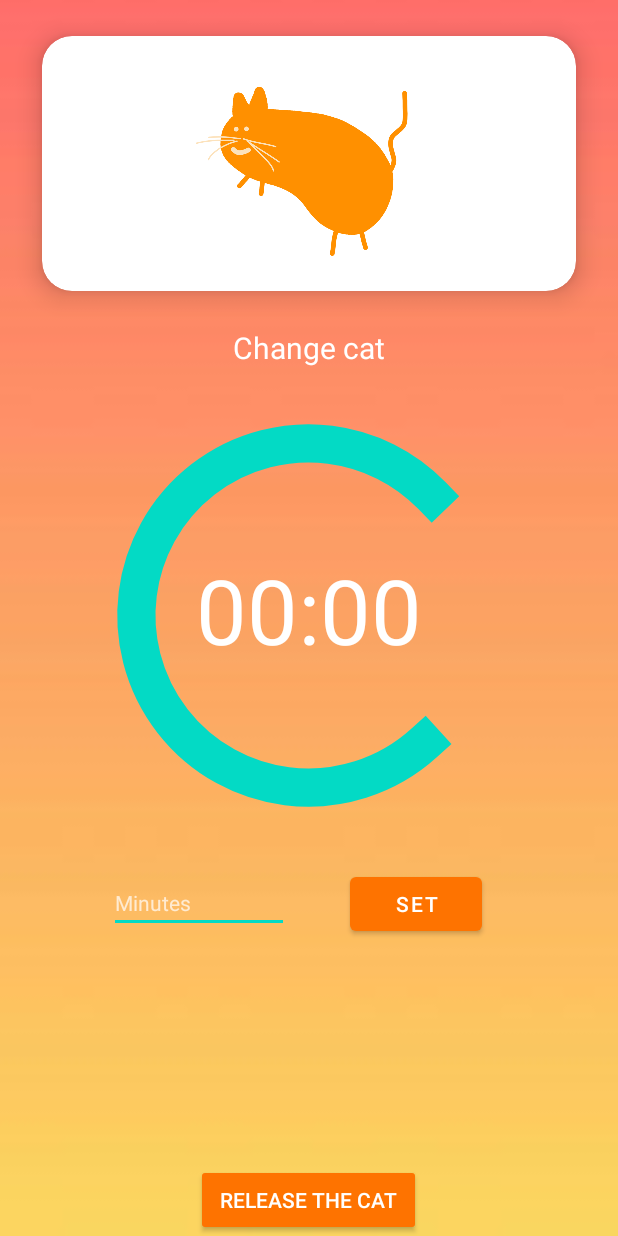
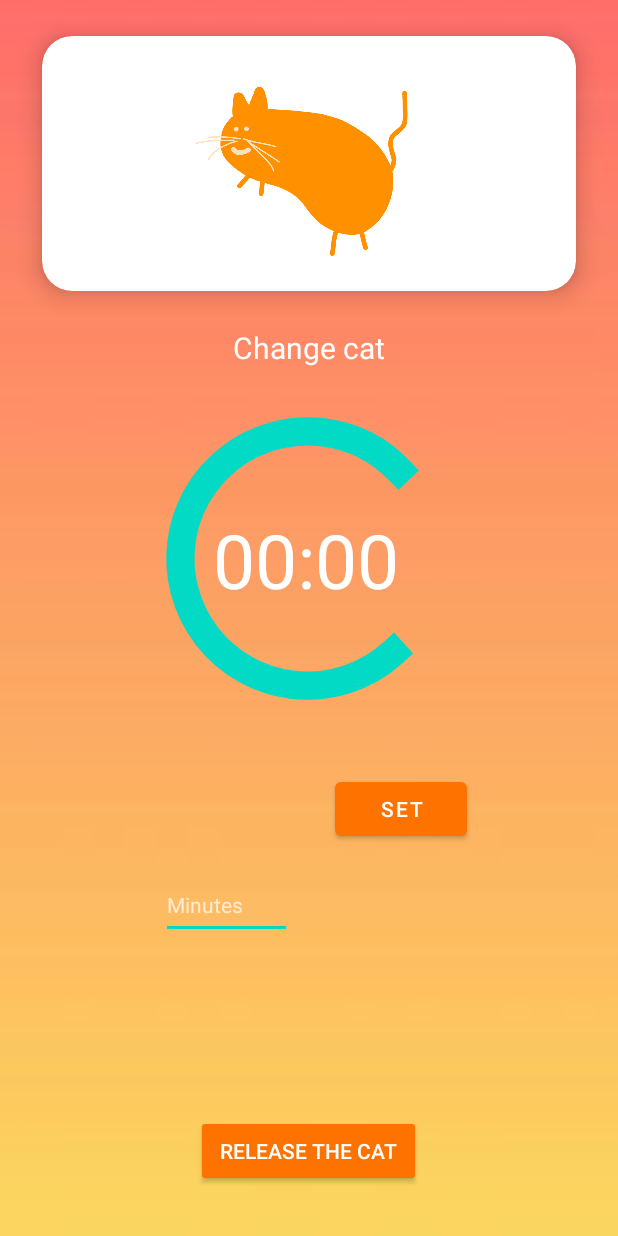
Before and after one commit to Hack-Roll-2022/CatDo, an Android app: the screen it shows after launch (MainActivity), on a phone screen of 412 x 824 dp. Run offline under Robolectric (Android 15) with nearby library versions, the phone set to English and light mode, and no system bars; libraries missing offline, so code that uses them is left out: me.zhanghai.android; plain views replace MaterialProgressBar; 1 statement that could not run was skipped.

Commit message:
Minor UI change

```diff
--- a/app/src/main/res/layout/activity_main.xml
+++ b/app/src/main/res/layout/activity_main.xml
@@ -40,7 +40,7 @@
         android:layout_centerVertical="true"
         android:text="@string/change_cat"
         android:textColor="@color/white"
-        android:textSize="20dp"
+        android:textSize="20sp"
         app:layout_constraintEnd_toEndOf="parent"
         app:layout_constraintStart_toStartOf="parent"
         app:layout_constraintTop_toBottomOf="@+id/cardView" />
@@ -48,8 +48,8 @@
     <me.zhanghai.android.materialprogressbar.MaterialProgressBar
         android:id="@+id/progress"
         style="@style/Widget.MaterialProgressBar.ProgressBar"
-        android:layout_width="wrap_content"
-        android:layout_height="wrap_content"
+        android:layout_width="238dp"
+        android:layout_height="226dp"
         android:minWidth="306dp"
         android:minHeight="306dp"
         app:layout_constraintBottom_toBottomOf="@+id/button"
@@ -59,6 +59,7 @@
         app:layout_constraintTop_toBottomOf="@+id/textView"
         app:layout_constraintVertical_bias="0.044" />
 
+
     <Button
         android:id="@+id/button"
         style="@style/Widget.AppCompat.Button"
@@ -66,50 +67,49 @@
         android:layout_height="wrap_content"
         android:onClick="release"
         android:text="@string/release_the_cat"
+        app:backgroundTint="#FE7300"
         app:layout_constraintBottom_toBottomOf="parent"
         app:layout_constraintEnd_toEndOf="parent"
         app:layout_constraintHorizontal_bias="0.498"
         app:layout_constraintStart_toStartOf="parent"
-        app:layout_constraintTop_toBottomOf="@+id/imageView"
-        app:layout_constraintVertical_bias="0.836"
-        app:backgroundTint="#FE7300"/>
-
+        app:layout_constraintTop_toBottomOf="@+id/textView"
+        app:layout_constraintVertical_bias="0.939" />
 
     <EditText
         android:id="@+id/edit_text_input"
         style="@style/Theme.AppCompat"
-        android:layout_width="120dp"
-        android:layout_height="wrap_content"
-        android:layout_marginTop="135dp"
+        android:layout_width="87dp"
+        android:layout_height="45dp"
+        android:layout_marginBottom="24dp"
         android:hint="@string/minutes"
         android:inputType="number"
         android:maxLength="4"
+        app:layout_constraintBottom_toTopOf="@+id/button_start_pause"
         app:layout_constraintEnd_toStartOf="@+id/button_set"
-        app:layout_constraintHorizontal_bias="0.642"
-        app:layout_constraintStart_toStartOf="parent"
-        app:layout_constraintTop_toBottomOf="@+id/text_view_countdown" />
+        app:layout_constraintHorizontal_bias="0.789"
+        app:layout_constraintStart_toStartOf="parent" />
 
     <Button
         android:id="@+id/button_set"
         android:layout_width="wrap_content"
         android:layout_height="wrap_content"
-        android:layout_marginTop="132dp"
+        android:layout_marginTop="116dp"
         android:text="@string/set"
         app:backgroundTint="#FE7300"
         app:layout_constraintEnd_toEndOf="parent"
-        app:layout_constraintHorizontal_bias="0.721"
+        app:layout_constraintHorizontal_bias="0.69"
         app:layout_constraintStart_toStartOf="parent"
         app:layout_constraintTop_toBottomOf="@+id/text_view_countdown" />
 
     <TextView
         android:id="@+id/text_view_countdown"
-        android:layout_width="wrap_content"
-        android:layout_height="wrap_content"
+        android:layout_width="126dp"
+        android:layout_height="60dp"
         android:layout_centerHorizontal="true"
         android:layout_centerVertical="true"
         android:text="@string/_00_00"
         android:textColor="@android:color/white"
-        android:textSize="60sp"
+        android:textSize="50sp"
         app:layout_constraintBottom_toBottomOf="@+id/progress"
         app:layout_constraintEnd_toEndOf="@+id/progress"
         app:layout_constraintStart_toStartOf="@+id/progress"
@@ -126,25 +126,24 @@
         app:backgroundTint="#FE7300"
         app:layout_constraintBottom_toTopOf="@+id/button"
         app:layout_constraintEnd_toStartOf="@+id/button_reset"
-        app:layout_constraintHorizontal_bias="0.52"
+        app:layout_constraintHorizontal_bias="0.777"
         app:layout_constraintStart_toStartOf="parent"
         app:layout_constraintTop_toTopOf="parent"
-        app:layout_constraintVertical_bias="0.976" />
+        app:layout_constraintVertical_bias="0.801" />
 
     <Button
         android:id="@+id/button_reset"
         android:layout_width="wrap_content"
         android:layout_height="wrap_content"
-        android:layout_marginTop="4dp"
         android:text="@string/reset"
         android:visibility="invisible"
         app:backgroundTint="#FE7300"
         app:layout_constraintBottom_toTopOf="@+id/button"
         app:layout_constraintEnd_toEndOf="parent"
-        app:layout_constraintHorizontal_bias="0.721"
+        app:layout_constraintHorizontal_bias="0.69"
         app:layout_constraintStart_toStartOf="parent"
-        app:layout_constraintTop_toBottomOf="@+id/button_set"
-        app:layout_constraintVertical_bias="0.851"
+        app:layout_constraintTop_toBottomOf="parent"
+        app:layout_constraintVertical_bias="0.428"
         tools:visibility="visible" />
 
 
```
